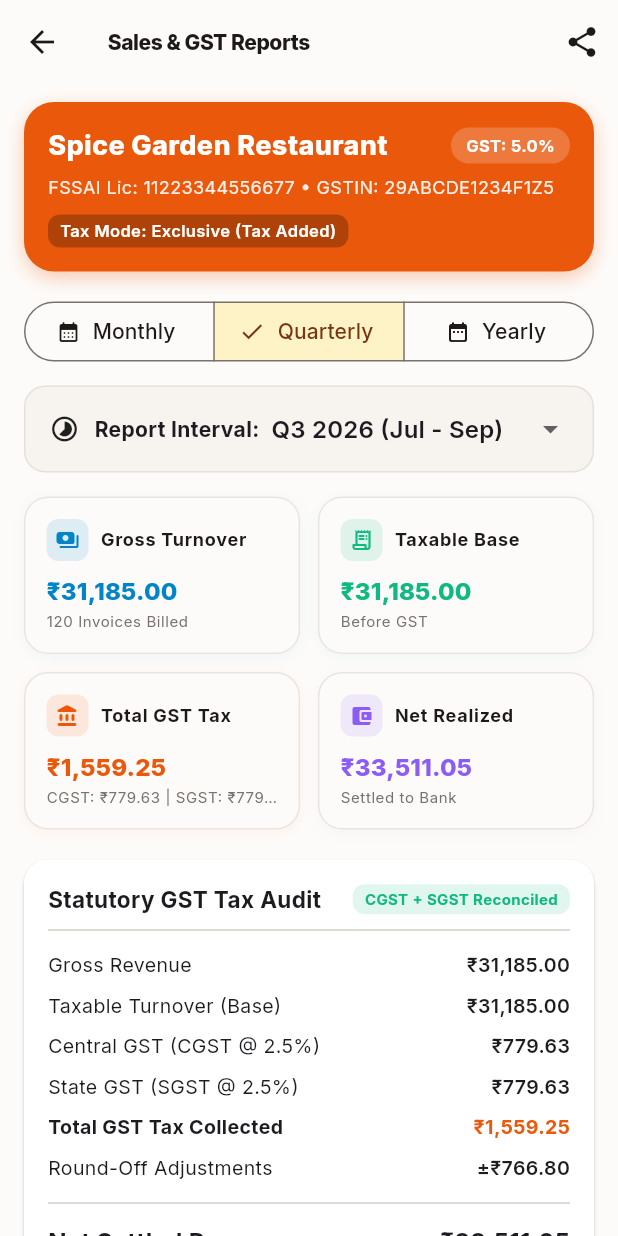
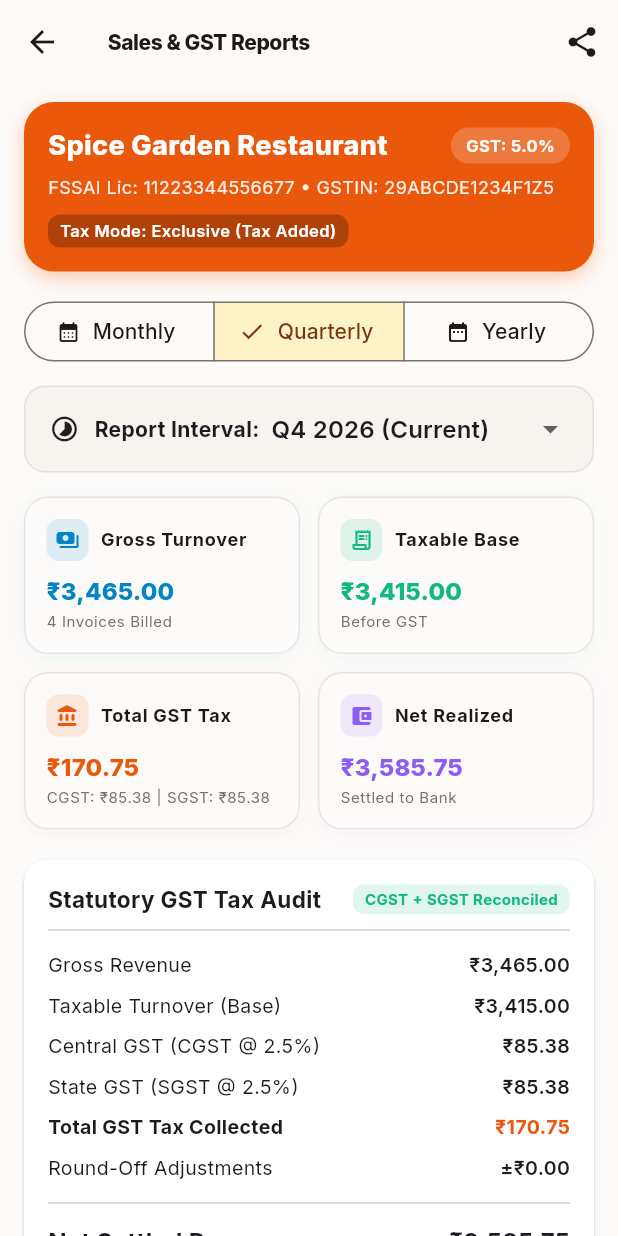
Before and after one commit to iamrony27/Restpos, a Flutter app: the SalesReportScreen screen opened directly, after a tap on "Quarterly", on a phone screen of 412 x 824 dp. Run offline on Flutter 3.47's test engine with Material 3 defaults, Android fonts, the phone set to English and light mode, and no system bars; our stand-ins replace fl_chart, google_fonts, pdf, printing, qr_flutter, shared_preferences; accounts and stored records are empty.

Commit message:
fix(reports): eliminate dummy multipliers for exact order counting and optimize for Android phone portrait mode

```diff
--- a/lib/screens/reports/sales_report_screen.dart
+++ b/lib/screens/reports/sales_report_screen.dart
@@ -5,6 +5,8 @@ import '../../core/animations/bouncing_button.dart';
 import '../../core/channels/native_api_channel.dart';
 import '../../core/theme/color_schemes.dart';
 import '../../core/utils/app_notification.dart';
+import '../../models/order_model.dart';
+import '../../providers/menu_provider.dart';
 import '../../providers/order_provider.dart';
 import '../../providers/pos_provider.dart';
 import '../../services/report_pdf_service.dart';
@@ -22,18 +24,41 @@ class _SalesReportScreenState extends State<SalesReportScreen> {
   final ScrollController _scrollController = ScrollController();
   double _scrollOffset = 0.0;
   ReportPeriodType _periodType = ReportPeriodType.monthly;
-  String _selectedPeriod = 'October 2026';
+  late String _selectedPeriod;
   bool _isGeneratingPdf = false;
-
-  final Map<ReportPeriodType, List<String>> _periodOptions = {
-    ReportPeriodType.monthly: ['October 2026', 'September 2026', 'August 2026', 'July 2026'],
-    ReportPeriodType.quarterly: ['Q3 2026 (Jul - Sep)', 'Q2 2026 (Apr - Jun)', 'Q1 2026 (Jan - Mar)', 'Q4 2025 (Oct - Dec)'],
-    ReportPeriodType.yearly: ['FY 2026-27 (Current)', 'FY 2025-26 (Audited)', 'FY 2024-25'],
-  };
+  late Map<ReportPeriodType, List<String>> _periodOptions;
 
   @override
   void initState() {
     super.initState();
+    final now = DateTime.now();
+    final curMonth = DateFormat('MMMM yyyy').format(now);
+    final prevMonth1 = DateFormat('MMMM yyyy').format(DateTime(now.year, now.month - 1, 1));
+    final prevMonth2 = DateFormat('MMMM yyyy').format(DateTime(now.year, now.month - 2, 1));
+    final curQuarter = ((now.month - 1) ~/ 3) + 1;
+    final prevQuarter = curQuarter == 1 ? 4 : curQuarter - 1;
+    final prevQuarterYear = curQuarter == 1 ? now.year - 1 : now.year;
+    final curFyStart = now.month >= 4 ? now.year : now.year - 1;
+
+    _periodOptions = {
+      ReportPeriodType.monthly: [
+        curMonth,
+        'All Orders (Lifetime)',
+        'Today',
+        prevMonth1,
+        prevMonth2,
+      ],
+      ReportPeriodType.quarterly: [
+        'Q$curQuarter ${now.year} (Current)',
+        'Q$prevQuarter $prevQuarterYear (Previous)',
+      ],
+      ReportPeriodType.yearly: [
+        'FY $curFyStart-${(curFyStart + 1).toString().substring(2)} (Current)',
+        'All Time (Complete History)',
+      ],
+    };
+    _selectedPeriod = curMonth;
+
     _scrollController.addListener(() {
       if (mounted) {
         setState(() {
@@ -61,53 +86,89 @@ class _SalesReportScreenState extends State<SalesReportScreen> {
     final theme = Theme.of(context);
     final pos = context.watch<PosProvider>();
     final orderProvider = context.watch<OrderProvider>();
+    final menuProvider = context.watch<MenuProvider>();
     final profile = pos.profile;
     final currencyFormatter = NumberFormat.currency(symbol: '₹', decimalDigits: 2);
 
-    // Compute dynamic aggregate figures based on live orders + baseline period multiplier
-    final liveOrders = orderProvider.orders;
-    final multiplier = _periodType == ReportPeriodType.yearly
-        ? 36.0
-        : (_periodType == ReportPeriodType.quarterly ? 9.0 : 1.0);
+    // Compute genuine aggregate figures directly from active/completed orders
+    final allOrders = orderProvider.orders.where((o) => !o.isDeleted && o.status != OrderStatus.cancelled).toList();
 
-    final baseGross = liveOrders.fold(0, (sum, o) => sum + o.subtotalPaise) / 100.0;
-    final grossSales = (baseGross > 0 ? baseGross : 42500.0) * multiplier;
-    final orderCount = (liveOrders.isNotEmpty ? liveOrders.length * 30 : 185 * multiplier.toInt());
-
-    final gstRate = profile.isGstEnabled ? profile.gstRatePercent : 0.0;
-    final bool isInclusive = profile.isTaxInclusive;
-
-    final double taxableBase;
-    final double totalGst;
-    if (!profile.isGstEnabled || gstRate == 0) {
-      taxableBase = grossSales;
-      totalGst = 0.0;
-    } else if (isInclusive) {
-      taxableBase = (grossSales * 100.0) / (100.0 + gstRate);
-      totalGst = grossSales - taxableBase;
+    List<Order> filteredOrders;
+    if (_selectedPeriod.contains('All Orders') || _selectedPeriod.contains('All Time')) {
+      filteredOrders = allOrders;
+    } else if (_selectedPeriod == 'Today') {
+      final now = DateTime.now();
+      filteredOrders = allOrders.where((o) =>
+          o.createdAt.year == now.year &&
+          o.createdAt.month == now.month &&
+          o.createdAt.day == now.day).toList();
+    } else if (_periodType == ReportPeriodType.monthly) {
+      filteredOrders = allOrders.where((o) =>
+          DateFormat('MMMM yyyy').format(o.createdAt) == _selectedPeriod).toList();
+    } else if (_periodType == ReportPeriodType.quarterly) {
+      filteredOrders = allOrders.where((o) {
+        final q = ((o.createdAt.month - 1) ~/ 3) + 1;
+        return _selectedPeriod.contains('Q$q ${o.createdAt.year}');
+      }).toList();
     } else {
-      taxableBase = grossSales;
-      totalGst = grossSales * (gstRate / 100.0);
+      // Yearly (Indian Financial Year: 1 Apr - 31 Mar)
+      final now = DateTime.now();
+      final fyStartYear = now.month >= 4 ? now.year : now.year - 1;
+      final fyStart = DateTime(fyStartYear, 4, 1);
+      final fyEnd = DateTime(fyStartYear + 1, 3, 31, 23, 59, 59);
+      if (_selectedPeriod.contains('Current')) {
+        filteredOrders = allOrders.where((o) =>
+            o.createdAt.isAfter(fyStart.subtract(const Duration(seconds: 1))) &&
+            o.createdAt.isBefore(fyEnd)).toList();
+      } else {
+        filteredOrders = allOrders;
+      }
     }
 
-    final double cgst = totalGst / 2.0;
-    final double sgst = totalGst / 2.0;
-    final double roundOff = _periodType == ReportPeriodType.monthly ? 14.50 : 85.20 * multiplier;
-    final double netRevenue = isInclusive ? grossSales : (taxableBase + totalGst + roundOff);
+    final int orderCount = filteredOrders.length;
+    final double grossSales = filteredOrders.fold(0, (sum, o) => sum + o.subtotalPaise) / 100.0;
+    final double taxableBase = filteredOrders.fold(0, (sum, o) => sum + o.taxableBasePaise) / 100.0;
+    final double totalGst = filteredOrders.fold(0, (sum, o) => sum + o.taxPaise) / 100.0;
+    final double cgst = filteredOrders.fold(0.0, (sum, o) => sum + o.cgstRupees);
+    final double sgst = filteredOrders.fold(0.0, (sum, o) => sum + o.sgstRupees);
+    final double roundOff = filteredOrders.fold(0, (sum, o) => sum + o.roundOffPaise) / 100.0;
+    final double netRevenue = filteredOrders.fold(0, (sum, o) => sum + o.totalPaise) / 100.0;
 
-    final paymentBreakdown = {
-      'UPI (Bharat QR / GPay)': grossSales * 0.58,
-      'Cash Tender': grossSales * 0.28,
-      'Debit / Credit Cards': grossSales * 0.14,
-    };
+    final Map<String, double> paymentBreakdown = {};
+    for (final o in filteredOrders) {
+      final method = o.paymentMethod ?? PaymentMethod.cash;
+      final String label;
+      switch (method) {
+        case PaymentMethod.upi:
+          label = 'UPI (Bharat QR / GPay)';
+          break;
+        case PaymentMethod.card:
+          label = 'Debit / Credit Cards';
+          break;
+        case PaymentMethod.cash:
+          label = 'Cash Tender';
+          break;
+        case PaymentMethod.credit:
+          label = 'Customer Credit (Khata)';
+          break;
+      }
+      paymentBreakdown[label] = (paymentBreakdown[label] ?? 0.0) + o.totalRupees;
+    }
+    if (paymentBreakdown.isEmpty) {
+      paymentBreakdown['Cash Tender'] = 0.0;
+    }
 
-    final categoryBreakdown = {
-      'Main Course & Curries': grossSales * 0.42,
-      'Tandoori Breads & Rice': grossSales * 0.26,
-      'Appetizers & Starters': grossSales * 0.18,
-      'Beverages & Shakes': grossSales * 0.08,
-      'Desserts & Sweets': grossSales * 0.06,
-    };
+    final Map<String, double> categoryBreakdown = {};
+    for (final o in filteredOrders) {
+      for (final item in o.items) {
+        final cat = menuProvider.categories.where((c) => c.id == item.menuItem.categoryId).firstOrNull;
+        final catName = cat?.name ?? 'Main Course';
+        categoryBreakdown[catName] = (categoryBreakdown[catName] ?? 0.0) + item.lineTotalRupees;
+      }
+    }
+    if (categoryBreakdown.isEmpty) {
+      categoryBreakdown['All Categories'] = 0.0;
+    }
 
     final double scrollProgress = (_scrollOffset / 80.0).clamp(0.0, 1.0);
     final appBarBg = Color.lerp(
@@ -230,7 +291,7 @@ class _SalesReportScreenState extends State<SalesReportScreen> {
                         borderRadius: BorderRadius.circular(8),
                       ),
                       child: Text(
-                        isInclusive ? 'Tax Mode: Inclusive (Tax in Price)' : 'Tax Mode: Exclusive (Tax Added)',
+                        profile.isTaxInclusive ? 'Tax Mode: Inclusive (Tax in Price)' : 'Tax Mode: Exclusive (Tax Added)',
                         style: const TextStyle(color: Colors.white, fontSize: 11, fontWeight: FontWeight.w600),
                       ),
                     ),
--- a/lib/services/report_pdf_service.dart
+++ b/lib/services/report_pdf_service.dart
@@ -145,7 +145,7 @@ class ReportPdfService {
                 pw.TableRow(children: [
                   _cell('Total Completed Invoices / Bills'),
                   _cell('$totalOrders Orders'),
-                  _cell(totalOrders.toString(), align: pw.TextAlign.right),
+                  _cell('-', align: pw.TextAlign.right),
                 ]),
                 pw.TableRow(children: [
                   _cell('Gross Billed Volume (Total Sales)'),
```
Also changed, not shown: lib/main.dart (+7 -1 lines), lib/providers/order_provider.dart (+13 -0 lines), lib/screens/settings/settings_screen.dart (+57 -0 lines), 2 other files.
